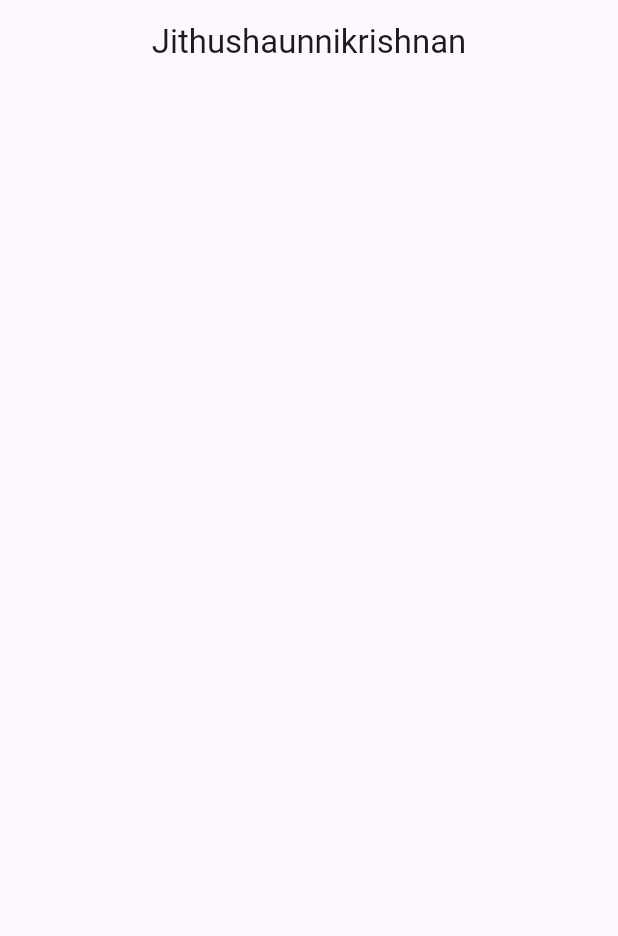
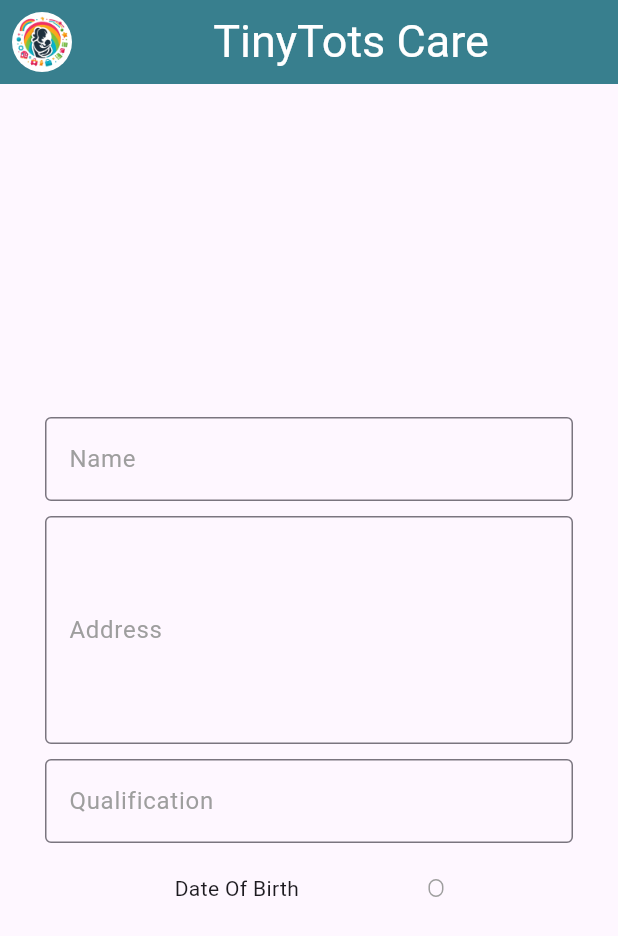
Before and after one commit to JithushaUnnikrishnan/flutter-demo, a Flutter app: the screen it shows after launch, on a phone screen of 412 x 824 dp. Shown: the top 936 px of the screen. Run offline on Flutter 3.47's test engine with Material 3 defaults, Android fonts, the phone set to English and light mode, and no system bars.

Commit message:
change project

```diff
--- /dev/null
+++ b/lib/babysitters/babysitters_signup.dart
@@ -0,0 +1,91 @@
+import 'package:flutter/cupertino.dart';
+import 'package:flutter/material.dart';
+import 'package:flutter/widgets.dart';
+
+class BabysitterSignup extends StatefulWidget {
+  const BabysitterSignup({super.key});
+
+  @override
+  State<BabysitterSignup> createState() => _BabysitterSignupState();
+}
+
+class _BabysitterSignupState extends State<BabysitterSignup> {
+  @override
+  Widget build(BuildContext context) {
+    return Scaffold(
+      appBar: AppBar(
+        leading: Padding(
+          padding: const EdgeInsets.all(8.0),
+          child: CircleAvatar(
+            backgroundColor: Colors.white,
+            child: Image.asset('assets/logo.png'),
+          ),
+        ),
+        title: Center(
+            child: Text(
+          "TinyTots Care",
+          style: TextStyle(
+            fontSize: 30,
+            color: Colors.white,
+          ),
+        )),
+        backgroundColor: Color.fromRGBO(56, 127, 142, 1),
+      ),
+      body: Container(
+        padding: EdgeInsets.all(30),
+        child: Column(
+          mainAxisAlignment: MainAxisAlignment.center,
+          children: [
+            TextFormField(
+              decoration: InputDecoration(
+                  border: OutlineInputBorder(),
+                  labelText: "Name",
+                  labelStyle: TextStyle(color: Colors.grey)),
+            ),
+            SizedBox(
+              height: 10,
+            ),
+            TextFormField(
+              minLines: 5,
+              maxLines: 5,
+              decoration: InputDecoration(
+                  border: OutlineInputBorder(),
+                  labelText: "Address",
+                  labelStyle: TextStyle(color: Colors.grey)),
+            ),
+            SizedBox(height: 10,),
+
+            TextFormField(
+              decoration: InputDecoration(
+                  border: OutlineInputBorder(),
+                  labelText: "Qualification",
+                  labelStyle: TextStyle(color: Colors.grey)),
+            ),
+            SizedBox(height: 20,),
+
+            Row(
+              mainAxisAlignment: MainAxisAlignment.spaceEvenly,
+              children: [
+                Text("Date Of Birth"),
+                Container(
+                  width: 10,
+                  padding: EdgeInsets.all(5),
+                    decoration: BoxDecoration(
+                      border: Border.all(
+                        color: Colors.grey
+                      ),
+                     borderRadius: BorderRadius.circular(10.0)
+                    ),
+                ),
+
+
+              ],
+            ),
+
+          ],
+        ),
+
+      ),
+    );
+  }
+}
--- a/lib/main.dart
+++ b/lib/main.dart
@@ -1,5 +1,11 @@
+import 'package:demo/babysitters/babysitters_login.dart';
+import 'package:demo/babysitters/babysitters_signup.dart';
+import 'package:demo/login.dart';
+import 'package:demo/register.dart';
 import 'package:demo/text.dart';
 import 'package:flutter/material.dart';
+
+import 'admin/login_page.dart';
 
 void main() {
   runApp(const MyApp());
@@ -16,7 +22,7 @@ class MyApp extends StatelessWidget {
         colorScheme: ColorScheme.fromSeed(seedColor: Colors.deepPurple),
         useMaterial3: true,
       ),
-      home:  Demotext(),
+      home: BabysitterSignup(),
     );
   }
 }
--- a/pubspec.yaml
+++ b/pubspec.yaml
@@ -56,11 +56,11 @@ flutter:
   # The following line ensures that the Material Icons font is
   # included with your application, so that you can use the icons in
   # the material Icons class.
-  uses-material-design: true
+#  uses-material-design: true
 
   # To add assets to your application, add an assets section, like this:
-  # assets:
-  #   - images/a_dot_burr.jpeg
+   assets:
+     - assets/logo.png
   #   - images/a_dot_ham.jpeg
 
   # An image asset can refer to one or more resolution-specific "variants", see
```
Also changed, not shown: lib/admin/login_page.dart (added, +106 -0 lines), lib/babysitters/babysitters_login.dart (added, +66 -0 lines), lib/login.dart (added, +49 -0 lines), lib/register.dart (added, +69 -0 lines), lib/text.dart (+26 -3 lines), assets/logo.png (added), lib/doctor/login_doctor.dart (added), lib/doctor/signup_doctor.dart (added), lib/parents/parent_home.dart (added), lib/parents/parent_login.dart (added), lib/parents/signup_parent.dart (added).
